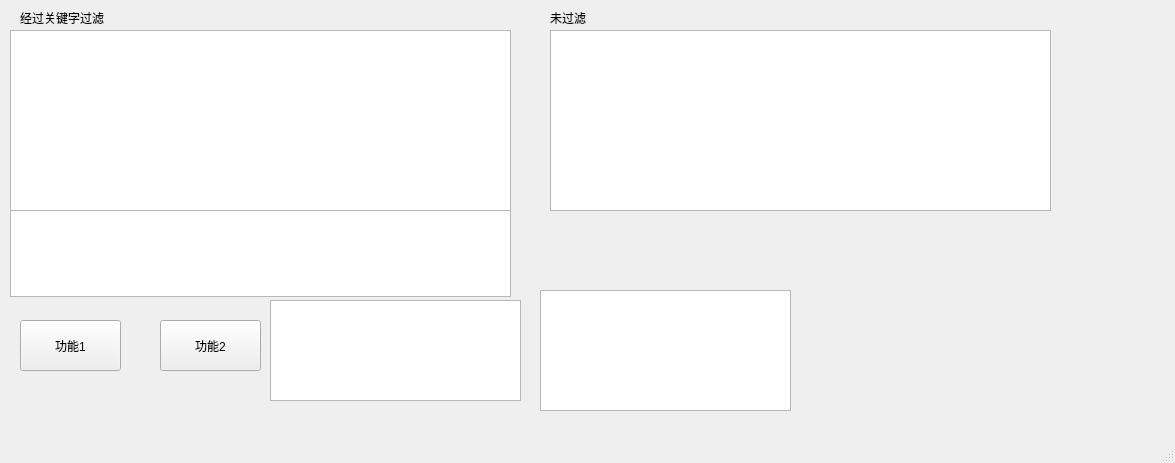
orange2c/easyssh, file easyssh/pagecmd.ui: the form before one commit.
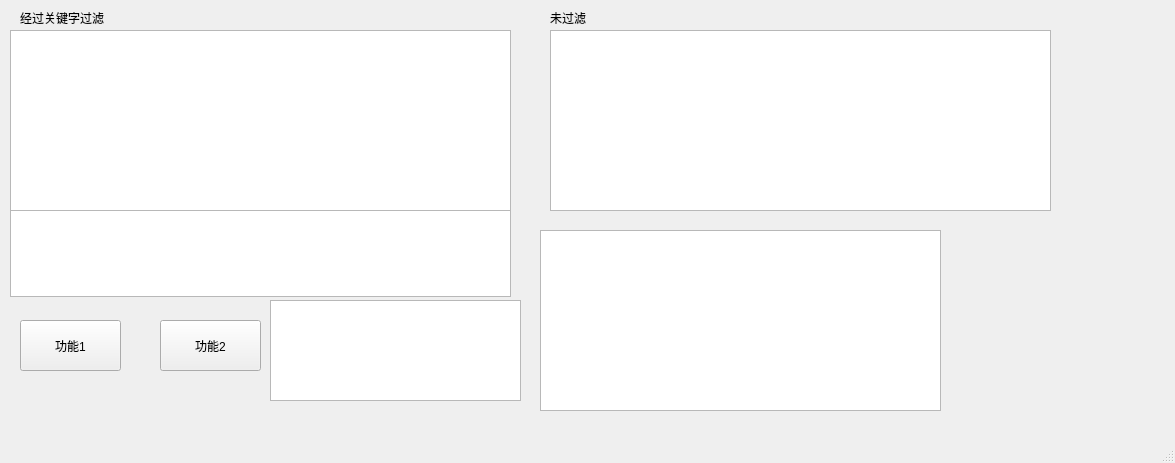
The form after the commit.

Commit message: 修复了过滤后的show界面显示中文乱码的问题

What changed in the file:
```diff
--- a/easyssh/pagecmd.ui
+++ b/easyssh/pagecmd.ui
@@ -77,9 +77,9 @@
     <property name="geometry">
      <rect>
       <x>540</x>
-      <y>290</y>
-      <width>251</width>
-      <height>121</height>
+      <y>230</y>
+      <width>401</width>
+      <height>181</height>
      </rect>
     </property>
    </widget>
```
The commit also changes 2 other files.
